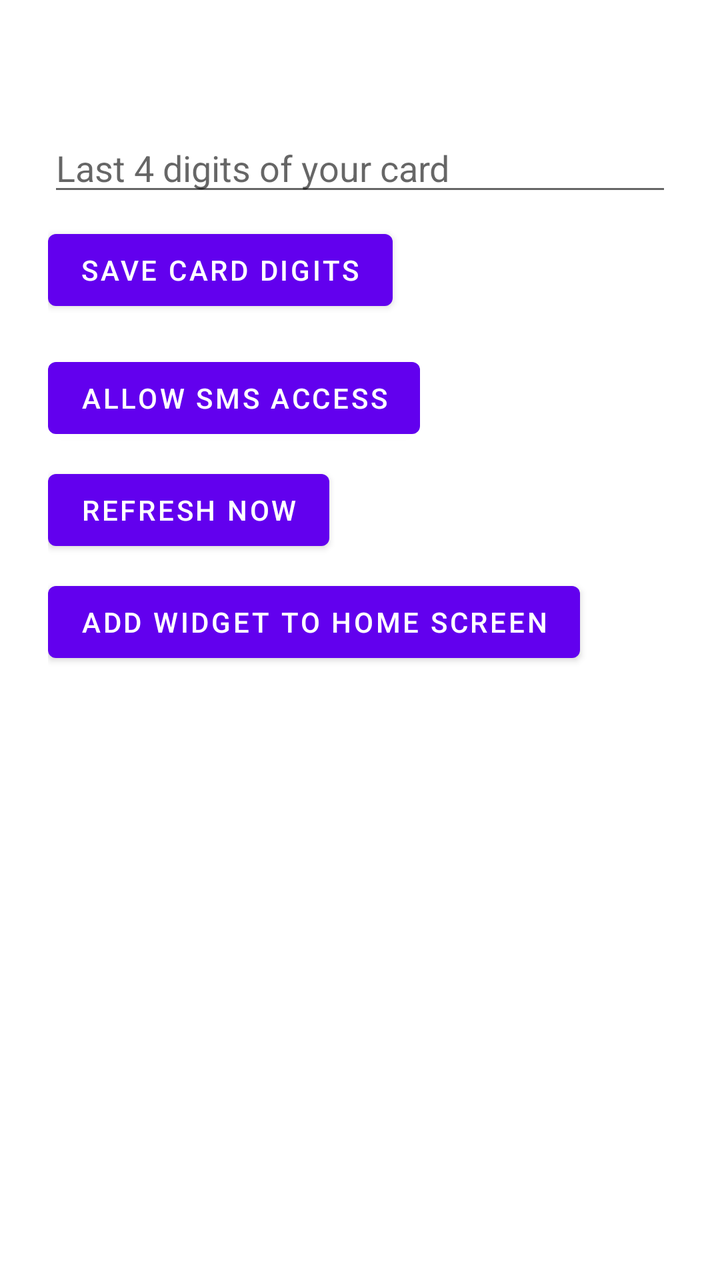
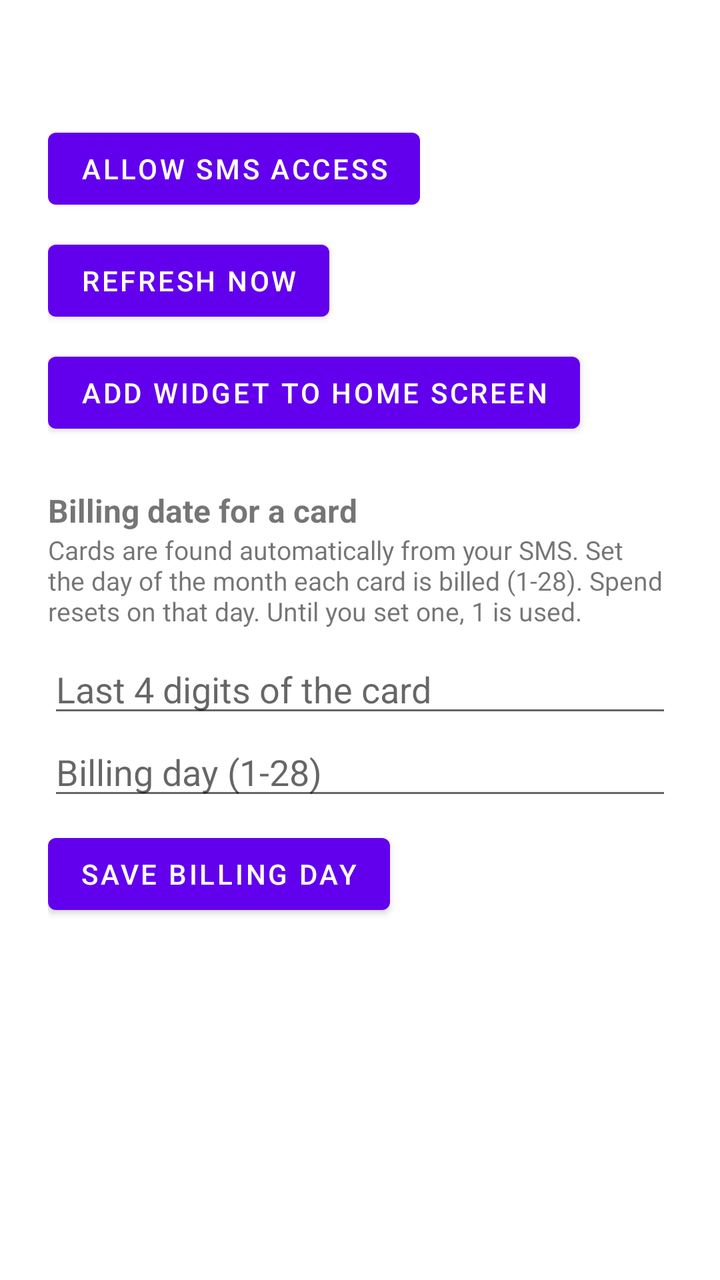

Two renders of the same Android screen: before a commit and after it. Below are the layout's source before the change and the commit's diff.
<!-- AndroidManifest.xml: fallback theme Theme.MaterialComponents.DayNight.NoActionBar -->
<!-- res/layout/activity_main.xml -->
<?xml version="1.0" encoding="utf-8"?>
<LinearLayout xmlns:android="http://schemas.android.com/apk/res/android"
    android:layout_width="match_parent"
    android:layout_height="match_parent"
    android:orientation="vertical"
    android:padding="24dp">

    <TextView
        android:id="@+id/tv_summary"
        android:layout_width="match_parent"
        android:layout_height="wrap_content"
        android:textSize="16sp" />

    <EditText
        android:id="@+id/et_last4"
        android:layout_width="match_parent"
        android:layout_height="wrap_content"
        android:layout_marginTop="16dp"
        android:hint="Last 4 digits of your card"
        android:inputType="number"
        android:maxLength="4" />

    <Button
        android:id="@+id/btn_save_last4"
        android:layout_width="wrap_content"
        android:layout_height="wrap_content"
        android:layout_marginTop="8dp"
        android:text="Save card digits" />

    <Button
        android:id="@+id/btn_allow"
        android:layout_width="wrap_content"
        android:layout_height="wrap_content"
        android:layout_marginTop="16dp"
        android:text="Allow SMS access" />

    <Button
        android:id="@+id/btn_refresh"
        android:layout_width="wrap_content"
        android:layout_height="wrap_content"
        android:layout_marginTop="8dp"
        android:text="Refresh now" />

    <Button
        android:id="@+id/btn_add_widget"
        android:layout_width="wrap_content"
        android:layout_height="wrap_content"
        android:layout_marginTop="8dp"
        android:text="Add widget to home screen" />

</LinearLayout>
<!-- resources referenced by this layout -->
<resources>

</resources>

<!-- the commit's change to res/layout/activity_main.xml (unified diff, before → after) -->
@@ -1,51 +1,79 @@
 <?xml version="1.0" encoding="utf-8"?>
-<LinearLayout xmlns:android="http://schemas.android.com/apk/res/android"
+<ScrollView xmlns:android="http://schemas.android.com/apk/res/android"
     android:layout_width="match_parent"
-    android:layout_height="match_parent"
-    android:orientation="vertical"
-    android:padding="24dp">
+    android:layout_height="match_parent">
 
-    <TextView
-        android:id="@+id/tv_summary"
+    <LinearLayout
         android:layout_width="match_parent"
         android:layout_height="wrap_content"
-        android:textSize="16sp" />
+        android:orientation="vertical"
+        android:padding="24dp">
 
-    <EditText
-        android:id="@+id/et_last4"
-        android:layout_width="match_parent"
-        android:layout_height="wrap_content"
-        android:layout_marginTop="16dp"
-        android:hint="Last 4 digits of your card"
-        android:inputType="number"
-        android:maxLength="4" />
+        <TextView
+            android:id="@+id/tv_summary"
+            android:layout_width="match_parent"
+            android:layout_height="wrap_content"
+            android:textSize="15sp" />
 
-    <Button
-        android:id="@+id/btn_save_last4"
-        android:layout_width="wrap_content"
-        android:layout_height="wrap_content"
-        android:layout_marginTop="8dp"
-        android:text="Save card digits" />
+        <Button
+            android:id="@+id/btn_allow"
+            android:layout_width="wrap_content"
+            android:layout_height="wrap_content"
+            android:layout_marginTop="16dp"
+            android:text="Allow SMS access" />
 
-    <Button
-        android:id="@+id/btn_allow"
-        android:layout_width="wrap_content"
-        android:layout_height="wrap_content"
-        android:layout_marginTop="16dp"
-        android:text="Allow SMS access" />
+        <Button
+            android:id="@+id/btn_refresh"
+            android:layout_width="wrap_content"
+            android:layout_height="wrap_content"
+            android:layout_marginTop="8dp"
+            android:text="Refresh now" />
 
-    <Button
-        android:id="@+id/btn_refresh"
-        android:layout_width="wrap_content"
-        android:layout_height="wrap_content"
-        android:layout_marginTop="8dp"
-        android:text="Refresh now" />
+        <Button
+            android:id="@+id/btn_add_widget"
+            android:layout_width="wrap_content"
+            android:layout_height="wrap_content"
+            android:layout_marginTop="8dp"
+            android:text="Add widget to home screen" />
 
-    <Button
-        android:id="@+id/btn_add_widget"
-        android:layout_width="wrap_content"
-        android:layout_height="wrap_content"
-        android:layout_marginTop="8dp"
-        android:text="Add widget to home screen" />
+        <TextView
+            android:layout_width="match_parent"
+            android:layout_height="wrap_content"
+            android:layout_marginTop="24dp"
+            android:text="Billing date for a card"
+            android:textSize="16sp"
+            android:textStyle="bold" />
 
-</LinearLayout>
+        <TextView
+            android:layout_width="match_parent"
+            android:layout_height="wrap_content"
+            android:text="Cards are found automatically from your SMS. Set the day of the month each card is billed (1-28). Spend resets on that day. Until you set one, 1 is used."
+            android:textSize="13sp" />
+
+        <EditText
+            android:id="@+id/et_last4"
+            android:layout_width="match_parent"
+            android:layout_height="wrap_content"
+            android:layout_marginTop="8dp"
+            android:hint="Last 4 digits of the card"
+            android:inputType="number"
+            android:maxLength="4" />
+
+        <EditText
+            android:id="@+id/et_day"
+            android:layout_width="match_parent"
+            android:layout_height="wrap_content"
+            android:hint="Billing day (1-28)"
+            android:inputType="number"
+            android:maxLength="2" />
+
+        <Button
+            android:id="@+id/btn_save_billing"
+            android:layout_width="wrap_content"
+            android:layout_height="wrap_content"
+            android:layout_marginTop="8dp"
+            android:text="Save billing day" />
+
+    </LinearLayout>
+
+</ScrollView>
